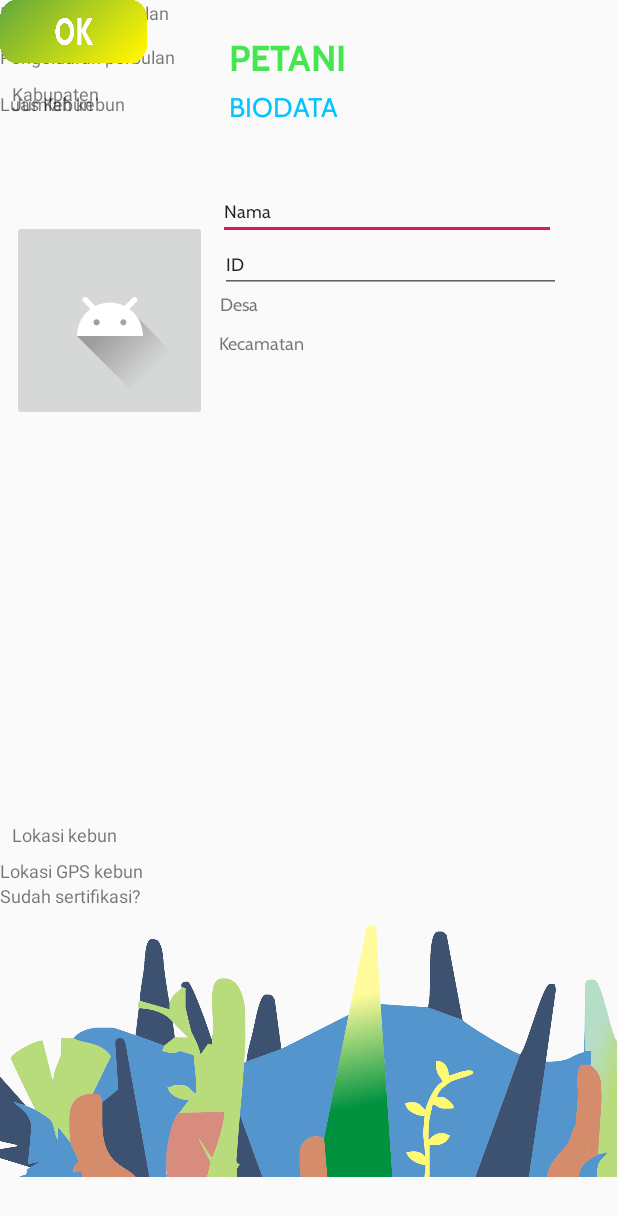
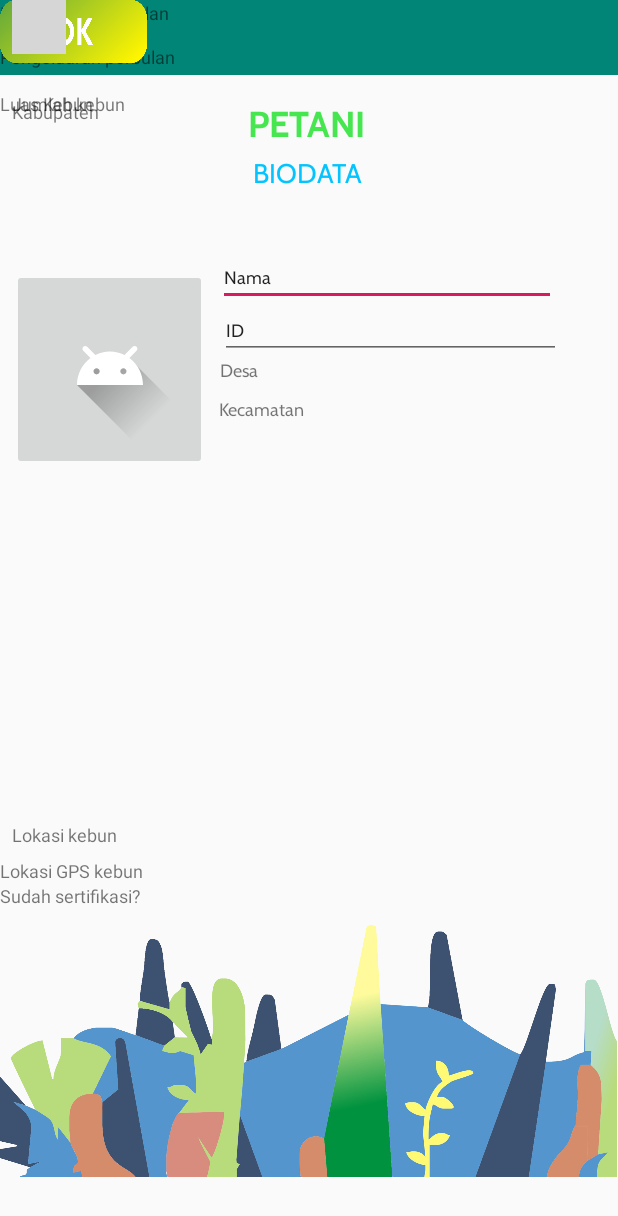
Before and after one commit to IrwanAditama/Tracefarm, an Android app: the layout activity_petani_biodata.xml on its own in the app's theme, with its tools: preview values and no code run, on a phone screen of 412 x 824 dp. Shown: the top 1216 px of the screen. Run offline under Robolectric (Android 15) with nearby library versions, the phone set to English and light mode, and no system bars; Roboto replaces fonts that are not available here; grey boxes are pictures that could not be loaded.

Commit message:
update122

```diff
--- a/app/build.gradle
+++ b/app/build.gradle
@@ -25,4 +25,5 @@ dependencies {
     testImplementation 'junit:junit:4.12'
     androidTestImplementation 'com.android.support.test:runner:1.0.2'
     androidTestImplementation 'com.android.support.test.espresso:espresso-core:3.0.2'
+    implementation 'com.android.support:design:28.0.0'
 }
--- a/app/src/main/res/layout/activity_petani_biodata.xml
+++ b/app/src/main/res/layout/activity_petani_biodata.xml
@@ -4,6 +4,26 @@
     xmlns:tools="http://schemas.android.com/tools"
     android:layout_width="match_parent"
     android:layout_height="match_parent">
+
+    <android.support.v7.widget.Toolbar
+        android:id="@+id/toolbar"
+        android:layout_width="421dp"
+        android:layout_height="50dp"
+        android:background="?attr/colorPrimary"
+        android:minHeight="?attr/actionBarSize"
+        android:theme="?attr/actionBarTheme"
+        tools:layout_editor_absoluteX="-3dp"
+        tools:layout_editor_absoluteY="-2dp" />
+
+    <ImageView
+        android:id="@+id/imageView6"
+        android:layout_width="36dp"
+        android:layout_height="36dp"
+        android:layout_marginStart="8dp"
+        android:layout_marginLeft="8dp"
+        app:layout_constraintStart_toStartOf="parent"
+        app:srcCompat="@drawable/iconnav"
+        tools:layout_editor_absoluteY="6dp" />
 
     <TextView
         android:id="@+id/textView38"
@@ -56,7 +76,7 @@
         android:layout_height="36dp"
         android:layout_marginStart="8dp"
         android:layout_marginLeft="8dp"
-        android:layout_marginTop="24dp"
+        android:layout_marginTop="68dp"
         android:layout_marginEnd="8dp"
         android:layout_marginRight="8dp"
         android:fontFamily="@font/cabin_bold"
@@ -64,7 +84,7 @@
         android:textColor="#46E650"
         android:textSize="24sp"
         app:layout_constraintEnd_toEndOf="parent"
-        app:layout_constraintHorizontal_bias="0.527"
+        app:layout_constraintHorizontal_bias="0.575"
         app:layout_constraintStart_toStartOf="parent"
         app:layout_constraintTop_toTopOf="parent" />
 
@@ -72,8 +92,8 @@
         android:id="@+id/textView4"
         android:layout_width="111dp"
         android:layout_height="40dp"
-        android:layout_marginEnd="148dp"
-        android:layout_marginRight="148dp"
+        android:layout_marginEnd="132dp"
+        android:layout_marginRight="132dp"
         android:fontFamily="@font/cabin"
         android:text="BIODATA"
         android:textColor="#04C4FF"
@@ -165,7 +185,7 @@
         app:layout_constraintHorizontal_bias="0.0"
         app:layout_constraintStart_toStartOf="parent"
         app:layout_constraintTop_toTopOf="parent"
-        app:layout_constraintVertical_bias="0.206"
+        app:layout_constraintVertical_bias="0.254"
         app:srcCompat="@drawable/ic_launcher_foreground"
         tools:ignore="VectorDrawableCompat" />
 
@@ -293,4 +313,6 @@
         tools:layout_editor_absoluteX="165dp"
         tools:layout_editor_absoluteY="534dp" />
 
+
+
 </android.support.constraint.ConstraintLayout>
```
Also changed, not shown: app/src/main/java/com/example/tracefarm/MainActivity.java (+23 -12 lines), app/src/main/res/layout/activity_main.xml (+19 -8 lines), app/src/main/res/layout/activity_petani_artikel.xml (+21 -3 lines).
